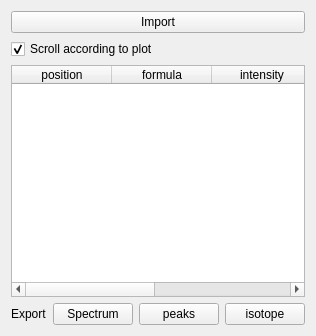
Old version of the form Orbitool/UI/PeakList.ui in the repository l460289052/Orbitool.
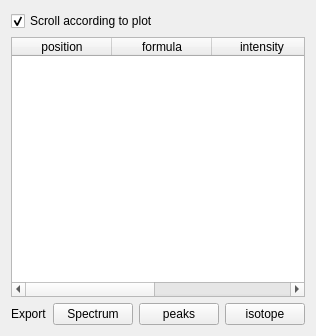
New version of the form.

Patch:
```diff
--- a/Orbitool/UI/PeakList.ui
+++ b/Orbitool/UI/PeakList.ui
@@ -14,13 +14,6 @@
    <string>Form</string>
   </property>
   <layout class="QVBoxLayout" name="verticalLayout">
-   <item>
-    <widget class="QPushButton" name="pushButton">
-     <property name="text">
-      <string>Import</string>
-     </property>
-    </widget>
-   </item>
    <item>
     <widget class="QCheckBox" name="autoScrollCheckBox">
      <property name="text">
```
